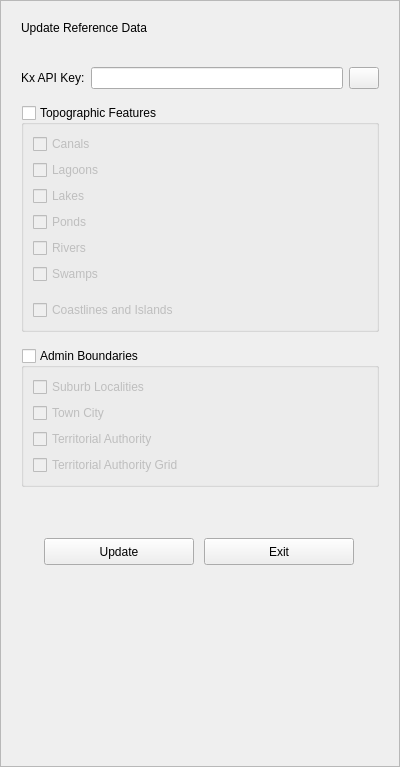
This is buildings/gui/reference_data.ui in linz/nz-buildings as Qt 5 draws it before an edit. The edited form follows.
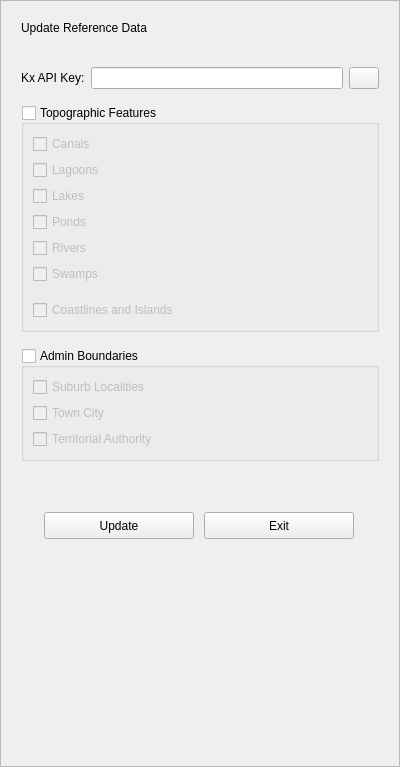
This is the edited form.

What changed in the file:
```diff
--- a/buildings/gui/reference_data.ui
+++ b/buildings/gui/reference_data.ui
@@ -253,13 +253,6 @@
               </property>
              </widget>
             </item>
-            <item>
-             <widget class="QCheckBox" name="chbx_ta_grid">
-              <property name="text">
-               <string>Territorial Authority Grid</string>
-              </property>
-             </widget>
-            </item>
            </layout>
           </widget>
          </item>
```
